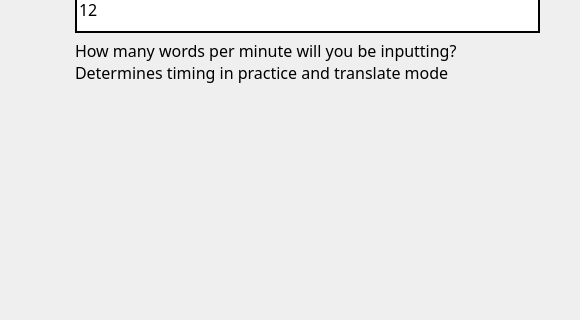
Above: MorseCodeLearner/settingswindow.ui from UofU-CS3505/cs3505-assignment9-the_tigers before the change; both pictures show x 350 to 930 and y 400 to 720 of the 1280 by 720 pixel window. Below: the same form after it.
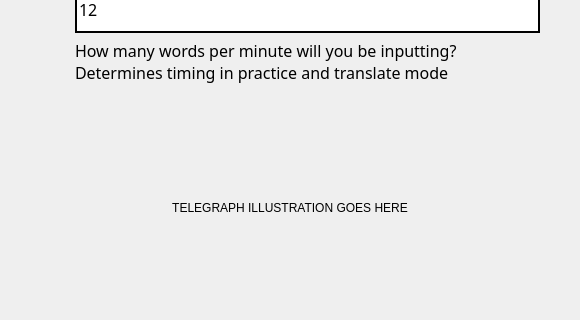
That is the form after the change. Icons and pictures are not drawn.

Commit message: Displayed input device illustration on settings window

What changed in the file:
```diff
--- a/MorseCodeLearner/settingswindow.ui
+++ b/MorseCodeLearner/settingswindow.ui
@@ -333,6 +333,28 @@
     </item>
    </layout>
   </widget>
+  <widget class="QLabel" name="illustrationLabel">
+   <property name="geometry">
+    <rect>
+     <x>430</x>
+     <y>520</y>
+     <width>420</width>
+     <height>175</height>
+    </rect>
+   </property>
+   <property name="styleSheet">
+    <string notr="true">b</string>
+   </property>
+   <property name="text">
+    <string>TELEGRAPH ILLUSTRATION GOES HERE</string>
+   </property>
+   <property name="scaledContents">
+    <bool>true</bool>
+   </property>
+   <property name="alignment">
+    <set>Qt::AlignmentFlag::AlignCenter</set>
+   </property>
+  </widget>
  </widget>
  <resources/>
  <connections/>
```
The commit also changes 2 other files.
